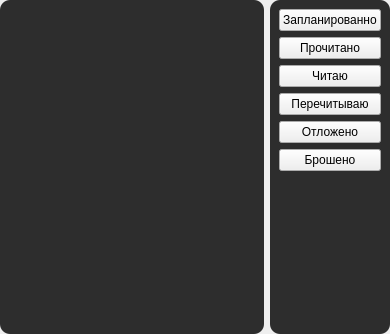
Qt form forms/library.ui (brandonzorn/Nlight) before a commit.
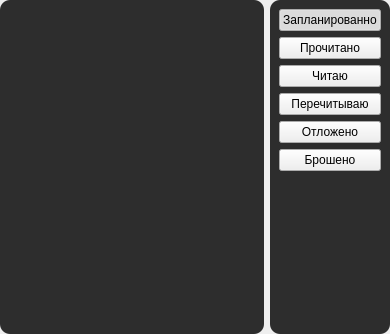
The same form after that commit.

Commit message: fixed lib lists buttons

Patch:
```diff
--- a/forms/library.ui
+++ b/forms/library.ui
@@ -62,6 +62,15 @@
         <property name="text">
          <string>Запланированно</string>
         </property>
+        <property name="checkable">
+         <bool>true</bool>
+        </property>
+        <property name="checked">
+         <bool>true</bool>
+        </property>
+        <property name="autoExclusive">
+         <bool>true</bool>
+        </property>
        </widget>
       </item>
       <item>
```
Left out of the diff: 30 changed lines with no effect on the pictures. The commit also changes 3 other files.
